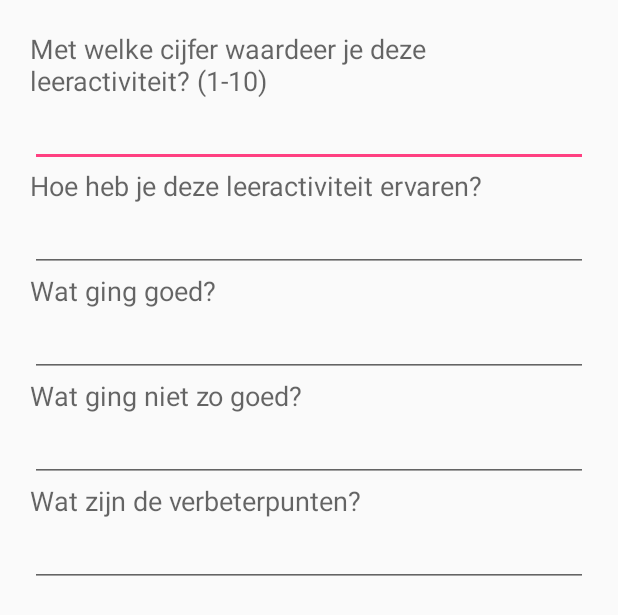
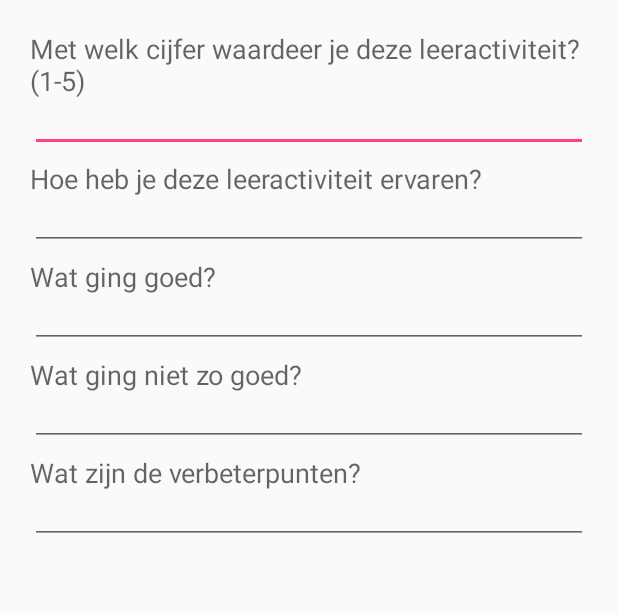
Before and after one commit to eddyvdaker/IoT-in-het-Onderwijs, an Android app: the layout feedback_dialog.xml on its own in the app's theme, with its tools: preview values and no code run, on a phone screen of 412 x 824 dp. Shown: the top 615 px of the screen. Run offline under Robolectric (Android 15) with nearby library versions, the phone set to English and light mode, and no system bars; network calls fail.

Commit message:
V1.2: # Feedback # Beautify UI
To Do:
# OnExit/crash: pause sessions if any is running

```diff
--- a/Mobiele-App/app/src/main/res/layout/feedback_dialog.xml
+++ b/Mobiele-App/app/src/main/res/layout/feedback_dialog.xml
@@ -9,14 +9,16 @@
         android:id="@+id/lineairLayout_q3"
         android:layout_width="match_parent"
         android:layout_height="wrap_content"
+        android:layout_marginBottom="5dp"
         android:orientation="vertical">
 
         <TextView
             android:id="@+id/textView_dialog_rating"
             android:layout_width="match_parent"
             android:layout_height="wrap_content"
+            android:layout_marginBottom="-10dp"
             android:layout_weight="1"
-            android:text="Met welke cijfer waardeer je deze leeractiviteit? (1-10)"
+            android:text="Met welk cijfer waardeer je deze leeractiviteit? (1-5)"
             android:textAppearance="@android:style/TextAppearance.Material.Medium" />
 
         <EditText
@@ -24,9 +26,9 @@
             android:layout_width="match_parent"
             android:layout_height="wrap_content"
             android:layout_weight="1"
-            android:digits="0123456789"
-            android:ems="10"
-            android:inputType="number" />
+            android:digits="12345"
+            android:inputType="number"
+            android:maxLength="1" />
 
     </LinearLayout>
 
@@ -34,12 +36,14 @@
         android:id="@+id/lineairLayout_q2"
         android:layout_width="match_parent"
         android:layout_height="wrap_content"
+        android:layout_marginBottom="5dp"
         android:orientation="vertical">
 
         <TextView
             android:id="@+id/textView_dialog_experience"
             android:layout_width="match_parent"
             android:layout_height="wrap_content"
+            android:layout_marginBottom="-10dp"
             android:layout_weight="1"
             android:text="Hoe heb je deze leeractiviteit ervaren?"
             android:textAppearance="@android:style/TextAppearance.Material.Medium" />
@@ -49,7 +53,6 @@
             android:layout_width="match_parent"
             android:layout_height="wrap_content"
             android:layout_weight="1"
-            android:ems="10"
             android:inputType="textMultiLine"
             android:textAlignment="viewStart" />
     </LinearLayout>
@@ -58,12 +61,15 @@
         android:id="@+id/lineairLayout_q4"
         android:layout_width="match_parent"
         android:layout_height="wrap_content"
+        android:layout_marginBottom="5dp"
         android:orientation="vertical">
 
         <TextView
             android:id="@+id/textView_dialog_pros"
             android:layout_width="match_parent"
             android:layout_height="wrap_content"
+            android:layout_marginBottom="-10dp"
+            android:layout_weight="1"
             android:text="Wat ging goed?"
             android:textAppearance="@android:style/TextAppearance.Material.Medium" />
 
@@ -78,12 +84,14 @@
         android:id="@+id/lineairLayout_q1"
         android:layout_width="match_parent"
         android:layout_height="wrap_content"
+        android:layout_marginBottom="5dp"
         android:orientation="vertical">
 
         <TextView
             android:id="@+id/textView_dialog_cons"
             android:layout_width="match_parent"
             android:layout_height="wrap_content"
+            android:layout_marginBottom="-10dp"
             android:layout_weight="1"
             android:text="Wat ging niet zo goed?"
             android:textAppearance="@android:style/TextAppearance.Material.Medium" />
@@ -101,12 +109,14 @@
         android:id="@+id/lineairLayout_q5"
         android:layout_width="match_parent"
         android:layout_height="wrap_content"
+        android:layout_marginBottom="5dp"
         android:orientation="vertical">
 
         <TextView
             android:id="@+id/textView_dialog_improvements"
             android:layout_width="match_parent"
             android:layout_height="wrap_content"
+            android:layout_marginBottom="-10dp"
             android:layout_weight="1"
             android:text="Wat zijn de verbeterpunten?"
             android:textAppearance="@android:style/TextAppearance.Material.Medium" />
```
Also changed, not shown: Mobiele-App/app/src/main/java/com/zuyd/studybuddy/MainActivity.java (+31 -28 lines), Mobiele-App/app/src/main/java/com/zuyd/studybuddy/StudyActivity.java (+26 -36 lines), Mobiele-App/app/src/main/java/com/zuyd/studybuddy/StudyActivityAdapter.java (+75 -66 lines), Mobiele-App/app/src/main/java/com/zuyd/studybuddy/Studysession.java (deleted, +0 -22 lines), Mobiele-App/app/src/main/res/layout/study_activity_card.xml (+84 -15 lines), Mobiele-App/app/src/main/res/layout/study_activity_dialog.xml (+14 -3 lines).
